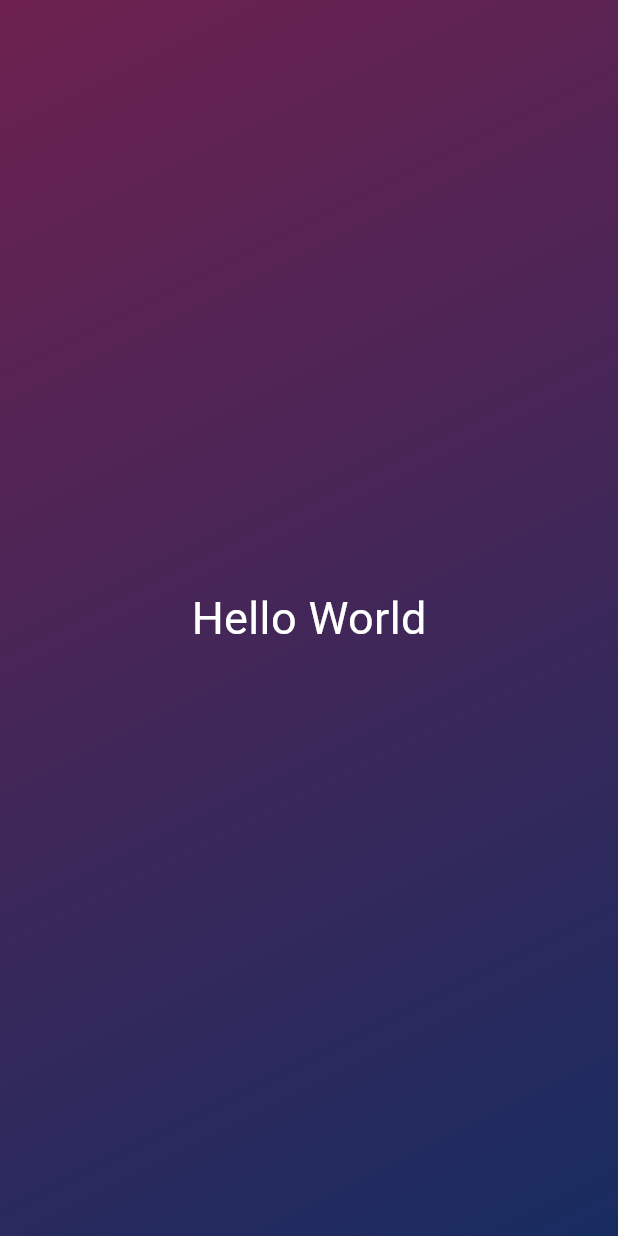
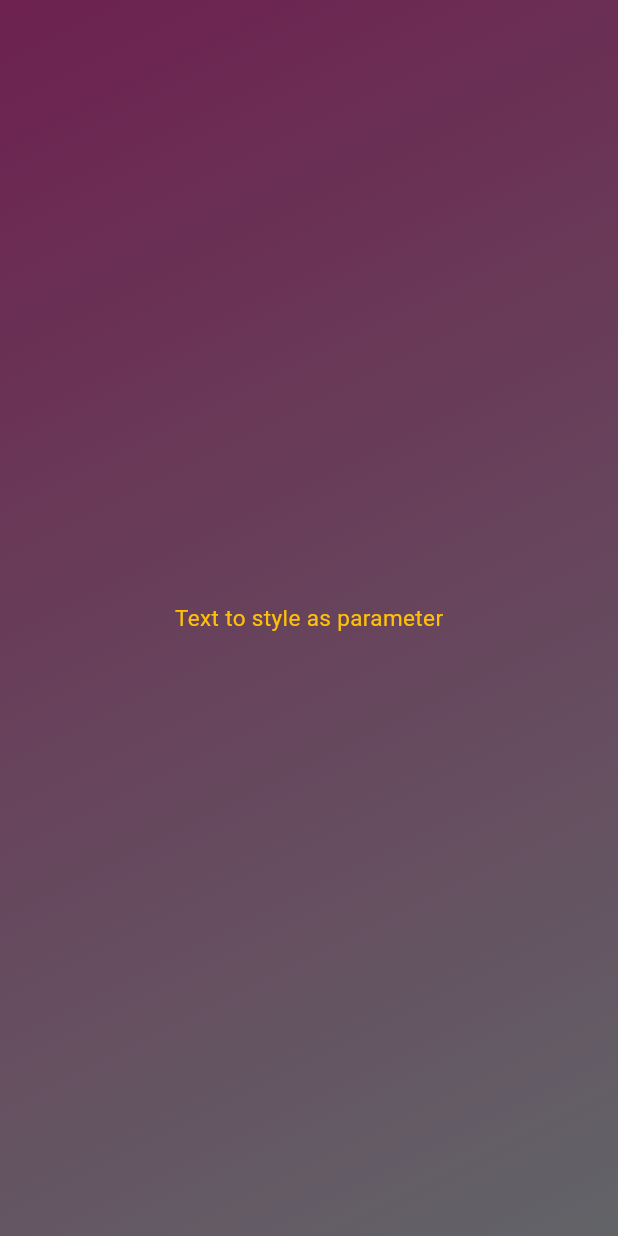
Before and after one commit to amadejsky/Mobile, a Flutter app: the screen it shows after launch, on a phone screen of 412 x 824 dp. Run offline on Flutter 3.47's test engine with Material 3 defaults, Android fonts, the phone set to English and light mode, and no system bars.

Commit message:
text style function/widget givean as a parameter

```diff
--- a/flutter_dart/first_app/lib/gradient_function.dart
+++ b/flutter_dart/first_app/lib/gradient_function.dart
@@ -1,4 +1,8 @@
+import 'package:first_app/style_text.dart';
 import 'package:flutter/material.dart';
+
+const startAlign = Alignment.topLeft;
+const endAlign = Alignment.bottomRight;
 
 class GradientFunction extends StatelessWidget {
    const GradientFunction({super.key});
@@ -6,24 +10,18 @@ class GradientFunction extends StatelessWidget {
   Widget build(context){
     final stopwatch = Stopwatch()..start();
     Widget gradientWidget = Container(
-          decoration: const BoxDecoration(
+          decoration:const BoxDecoration(
             gradient: LinearGradient(
-              colors: [
+              colors:[
                 Color.fromARGB(255, 109, 33, 79),
-                Color.fromARGB(255, 24, 44, 97),
+                Color.fromARGB(255, 98, 100, 104),
               ],
-              begin: Alignment.topLeft,
-              end: Alignment.bottomRight,
+              begin: startAlign,
+              end: endAlign,
             ),
           ),
           child: const Center(
-            child: Text(
-              'Hello World',
-              style: TextStyle(
-                color: Colors.white,
-                fontSize: 30,
-              ),
-            ),
+            child: StyledText('Text to style as parameter')
           ),
         );
          stopwatch.stop();
--- /dev/null
+++ b/flutter_dart/first_app/lib/style_text.dart
@@ -0,0 +1,16 @@
+import 'package:flutter/material.dart';
+
+class StyledText extends StatelessWidget{
+  const StyledText(this.text,{super.key});
+  final String text;
+ @override
+ Widget build(context) {
+  return Text(
+    text,
+    style: const TextStyle(
+      color: Colors.amber,
+      fontSize: 15,
+    ),
+  );
+ }
+}
```
